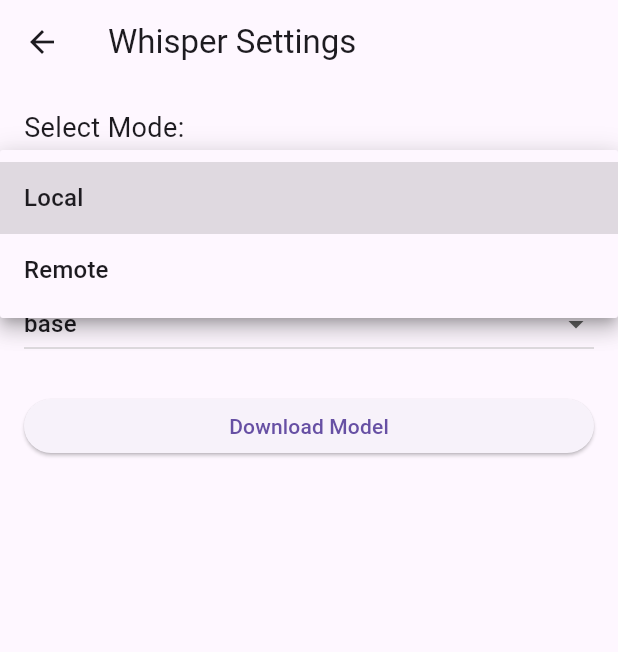
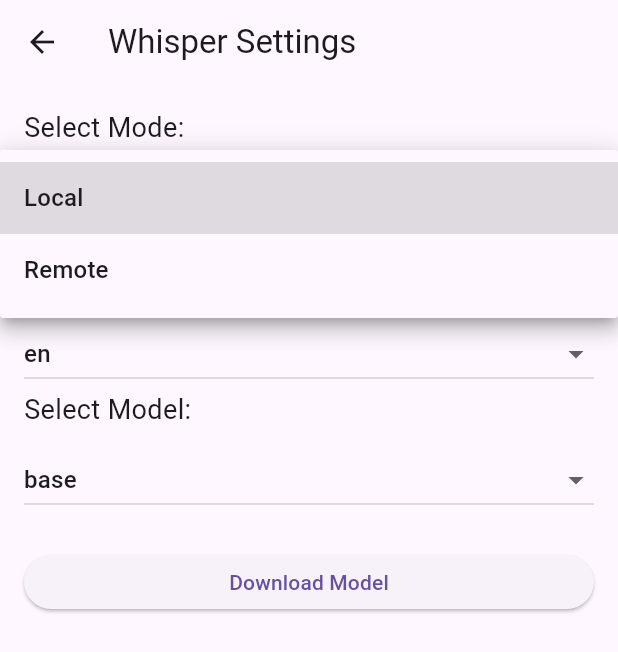
Before and after one commit to meyskens/fahrplan, a Flutter app: the WhisperSettingsPage screen opened directly, after a tap on "Local", on a phone screen of 412 x 824 dp. Shown: the top 652 px of the screen. Run offline on Flutter 3.47's test engine with Material 3 defaults, Android fonts, the phone set to English and light mode, and no system bars; our stand-ins replace flutter_blue_plus, flutter_local_notifications, hive, hive_flutter, permission_handler, shared_preferences; missing offline and left inert: android_package_manager, dart_openai, device_calendar, duration_picker, flutter_background_service, fuzzywuzzy and 2 more; accounts and stored records are empty.

Commit message:
Make remote whisper possible

```diff
--- a/lib/models/voice/voice_commands.dart
+++ b/lib/models/voice/voice_commands.dart
@@ -10,6 +10,7 @@
       for (var trigger in cmd.phrases) {
         if (transcription.startsWith(trigger.toLowerCase())) {
           cmd.fn(_removeTrigger(transcription, trigger));
+          return;
         }
       }
     }
--- a/lib/screens/settings/whisper_screen.dart
+++ b/lib/screens/settings/whisper_screen.dart
@@ -10,11 +10,45 @@
 
 class WhisperSettingsPageState extends State<WhisperSettingsPage> {
   final List<String> _models = FahrplanWhisperModel.models;
+  final List<String> _languages = [
+    'en',
+    'es',
+    'fr',
+    'de',
+    'it',
+    'pt',
+    'nl',
+    'ru',
+    'zh',
+    'ja',
+    'ko',
+    'ar',
+    'hi',
+    'bn',
+    'ur',
+    'ta',
+    'te',
+    'mr',
+    'gu',
+    'kn',
+    'ml',
+    'pa',
+    'th',
+    'vi',
+    'tl',
+    'tr',
+    'fa',
+    'he',
+    'sw'
+  ];
+
   String? _selectedModel;
   String? _selectedMode;
+  String? _selectedLanguage;
 
   final _apiUrlController = TextEditingController();
   final _apiKeyController = TextEditingController();
+  final _remoteModelController = TextEditingController();
 
   @override
   void initState() {
@@ -27,12 +61,22 @@
     setState(() {
       _selectedModel = prefs.getString('whisper_model') ?? 'base';
       _selectedMode = prefs.getString('whisper_mode') ?? 'local';
+      _selectedLanguage = prefs.getString('whisper_language') ?? 'en';
+      _apiUrlController.text = prefs.getString('whisper_api_url') ?? '';
+      _apiKeyController.text = prefs.getString('whisper_api_key') ?? '';
+      _remoteModelController.text =
+          prefs.getString('whisper_remote_model') ?? '';
     });
   }
 
   Future<void> _saveSelectedModel(String model) async {
     SharedPreferences prefs = await SharedPreferences.getInstance();
     await prefs.setString('whisper_model', model);
+  }
+
+  Future<void> _saveSelectedLanguage(String lang) async {
+    SharedPreferences prefs = await SharedPreferences.getInstance();
+    await prefs.setString('whisper_language', lang);
   }
 
   Future<void> _saveSelectedMode(String mode) async {
@@ -73,11 +117,15 @@
       if (_apiUrlController.text.isEmpty) {
         throw Exception("API URL is required");
       }
+      if (_remoteModelController.text.isEmpty) {
+        throw Exception("Model is required");
+      }
 
       SharedPreferences prefs = await SharedPreferences.getInstance();
       await prefs.setString('whisper_mode', _selectedMode!);
       await prefs.setString('whisper_api_url', _apiUrlController.text);
       await prefs.setString('whisper_api_key', _apiKeyController.text);
+      await prefs.setString('whisper_remote_moel', _remoteModelController.text);
 
       ScaffoldMessenger.of(context).showSnackBar(
         SnackBar(content: Text('Whisper configuration saved!')),
@@ -132,6 +180,11 @@
         controller: _apiKeyController,
       ),
       SizedBox(height: 20),
+      TextField(
+        decoration: InputDecoration(labelText: 'Model'),
+        controller: _remoteModelController,
+      ),
+      SizedBox(height: 20),
       ElevatedButton(
         onPressed: _saveRemote,
         style: ElevatedButton.styleFrom(
@@ -162,7 +215,21 @@
                 value: "remote",
                 child: Text("Remote"),
               )
-              ]),
+            ],
+          ),
+          SizedBox(height: 20),
+          Text('Select Language:', style: TextStyle(fontSize: 18)),
+          SizedBox(height: 10),
+          DropdownButton(
+              value: _selectedLanguage,
+              onChanged: (String? newValue) => _saveSelectedLanguage(newValue!),
+              isExpanded: true,
+              items: _languages.map<DropdownMenuItem<String>>((String lang) {
+                return DropdownMenuItem<String>(
+                  value: lang,
+                  child: Text(lang),
+                );
+              }).toList()),
           ...(_selectedMode == "local" ? localOpts : remoteOpts),
         ]),
       ),
--- a/lib/services/whisper.dart
+++ b/lib/services/whisper.dart
@@ -87,6 +87,7 @@
         diarize: false,
         isSpecialTokens: false,
         nProcessors: 2,
+        language: prefs.getString('whisper_language') ?? 'en',
       ),
     );
 
@@ -106,6 +107,16 @@
   Future<String?> getApiKey() async {
     SharedPreferences prefs = await SharedPreferences.getInstance();
     return prefs.getString('whisper_remote_api_key');
+  }
+
+  Future<String?> getModel() async {
+    SharedPreferences prefs = await SharedPreferences.getInstance();
+    return prefs.getString('whisper_remote_model');
+  }
+
+  Future<String?> getLanguage() async {
+    SharedPreferences prefs = await SharedPreferences.getInstance();
+    return prefs.getString('whisper_language');
   }
 
   void init() async {
@@ -173,8 +184,9 @@
     OpenAIAudioModel transcription =
         await OpenAI.instance.audio.createTranscription(
       file: File(wavPath),
-      model: "whisper-1",
+      model: await getModel() ?? '',
       responseFormat: OpenAIAudioResponseFormat.json,
+      language: await getLanguage(),
     );
 
     // delete wav file
```
Also changed, not shown: 1 other file. Lines whose indentation alone changed are shown as unchanged.
